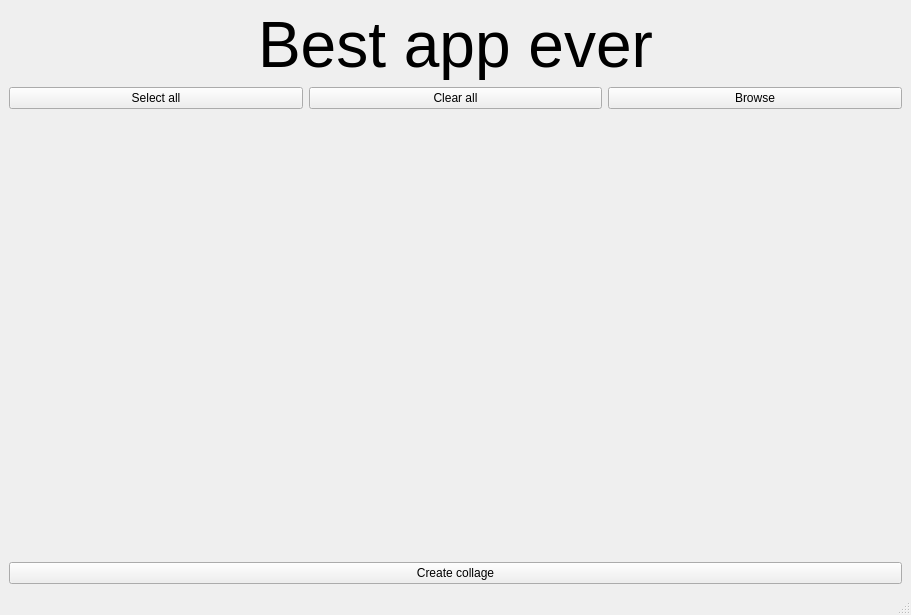
Before: the Qt Designer form src/MainWindow/mainwindow.ui in oleg626/Collage, drawn with Qt 5.
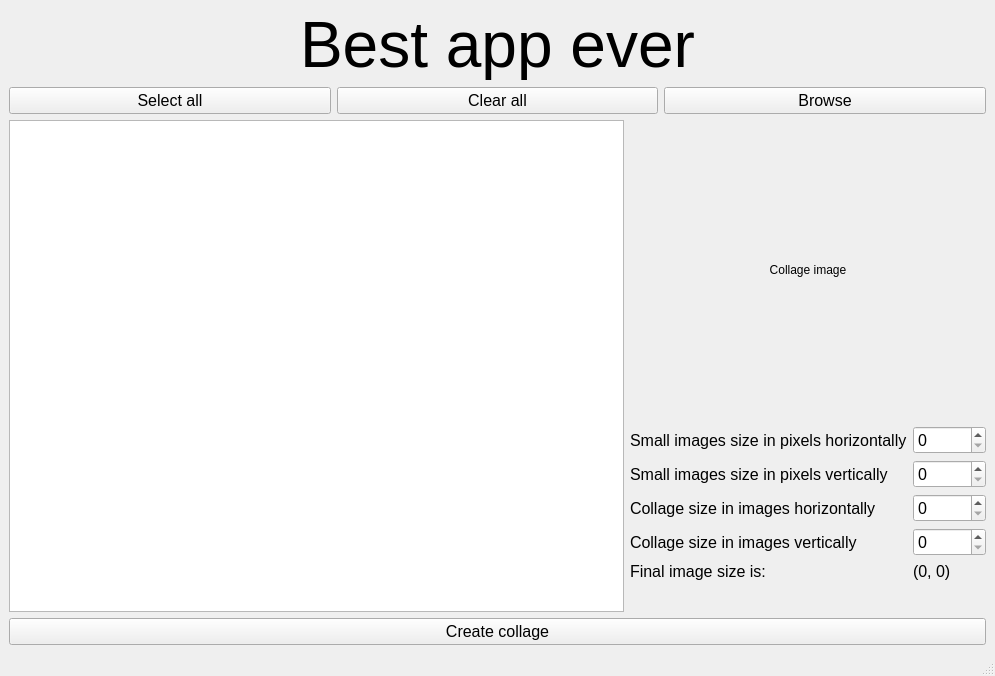
After: the same form once the commit is applied.

```diff
--- a/src/MainWindow/mainwindow.ui
+++ b/src/MainWindow/mainwindow.ui
@@ -6,8 +6,8 @@
    <rect>
     <x>0</x>
     <y>0</y>
-    <width>911</width>
-    <height>615</height>
+    <width>995</width>
+    <height>676</height>
    </rect>
   </property>
   <property name="windowTitle">
@@ -36,6 +36,12 @@
        <layout class="QHBoxLayout" name="horizontalLayout_3">
         <item>
          <widget class="QPushButton" name="pushButton_3">
+          <property name="font">
+           <font>
+            <family>Arial</family>
+            <pointsize>12</pointsize>
+           </font>
+          </property>
           <property name="text">
            <string>Select all</string>
           </property>
@@ -43,6 +49,12 @@
         </item>
         <item>
          <widget class="QPushButton" name="pushButton_4">
+          <property name="font">
+           <font>
+            <family>Arial</family>
+            <pointsize>12</pointsize>
+           </font>
+          </property>
           <property name="text">
            <string>Clear all</string>
           </property>
@@ -50,6 +62,12 @@
         </item>
         <item>
          <widget class="QPushButton" name="pushButton_2">
+          <property name="font">
+           <font>
+            <family>Arial</family>
+            <pointsize>12</pointsize>
+           </font>
+          </property>
           <property name="text">
            <string>Browse</string>
           </property>
@@ -58,20 +76,168 @@
        </layout>
       </item>
       <item>
-       <spacer name="verticalSpacer">
-        <property name="orientation">
-         <enum>Qt::Vertical</enum>
-        </property>
-        <property name="sizeHint" stdset="0">
-         <size>
-          <width>20</width>
-          <height>40</height>
-         </size>
-        </property>
-       </spacer>
+       <layout class="QHBoxLayout" name="horizontalLayout_4">
+        <item>
+         <widget class="QListWidget" name="listWidget"/>
+        </item>
+        <item>
+         <layout class="QVBoxLayout" name="verticalLayout_4">
+          <item>
+           <widget class="QLabel" name="CollageImage_lb">
+            <property name="minimumSize">
+             <size>
+              <width>200</width>
+              <height>300</height>
+             </size>
+            </property>
+            <property name="text">
+             <string>Collage image</string>
+            </property>
+            <property name="alignment">
+             <set>Qt::AlignCenter</set>
+            </property>
+           </widget>
+          </item>
+          <item>
+           <layout class="QFormLayout" name="formLayout_2">
+            <item row="0" column="0">
+             <widget class="QLabel" name="label_2">
+              <property name="font">
+               <font>
+                <family>Arial</family>
+                <pointsize>12</pointsize>
+               </font>
+              </property>
+              <property name="text">
+               <string>Small images size in pixels horizontally</string>
+              </property>
+             </widget>
+            </item>
+            <item row="0" column="1">
+             <widget class="QSpinBox" name="small_x_sb">
+              <property name="font">
+               <font>
+                <family>Arial</family>
+                <pointsize>12</pointsize>
+               </font>
+              </property>
+             </widget>
+            </item>
+            <item row="1" column="0">
+             <widget class="QLabel" name="label_3">
+              <property name="font">
+               <font>
+                <family>Arial</family>
+                <pointsize>12</pointsize>
+               </font>
+              </property>
+              <property name="text">
+               <string>Small images size in pixels vertically</string>
+              </property>
+             </widget>
+            </item>
+            <item row="1" column="1">
+             <widget class="QSpinBox" name="small_y_sb">
+              <property name="font">
+               <font>
+                <family>Arial</family>
+                <pointsize>12</pointsize>
+               </font>
+              </property>
+             </widget>
+            </item>
+            <item row="2" column="0">
+             <widget class="QLabel" name="label_4">
+              <property name="font">
+               <font>
+                <family>Arial</family>
+                <pointsize>12</pointsize>
+               </font>
+              </property>
+              <property name="text">
+               <string>Collage size in images horizontally</string>
+              </property>
+             </widget>
+            </item>
+            <item row="2" column="1">
+             <widget class="QSpinBox" name="big_x_sb">
+              <property name="font">
+               <font>
+                <family>Arial</family>
+                <pointsize>12</pointsize>
+               </font>
+              </property>
+              <property name="maximum">
+               <number>10000</number>
+              </property>
+             </widget>
+            </item>
+            <item row="3" column="0">
+             <widget class="QLabel" name="label_6">
+              <property name="font">
+               <font>
+                <family>Arial</family>
+                <pointsize>12</pointsize>
+               </font>
+              </property>
+              <property name="text">
+               <string>Collage size in images vertically</string>
+              </property>
+             </widget>
+            </item>
+            <item row="3" column="1">
+             <widget class="QSpinBox" name="big_y_sb">
+              <property name="font">
+               <font>
+                <family>Arial</family>
+                <pointsize>12</pointsize>
+               </font>
+              </property>
+              <property name="maximum">
+               <number>10000</number>
+              </property>
+             </widget>
+            </item>
+            <item row="4" column="0">
+             <widget class="QLabel" name="label_5">
+              <property name="font">
+               <font>
+                <family>Arial</family>
+                <pointsize>12</pointsize>
+               </font>
+              </property>
+              <property name="text">
+               <string>Final image size is:</string>
+              </property>
+             </widget>
+            </item>
+            <item row="4" column="1">
+             <widget class="QLabel" name="collage_image_size">
+              <property name="font">
+               <font>
+                <family>Arial</family>
+                <pointsize>12</pointsize>
+               </font>
+              </property>
+              <property name="text">
+               <string>(0, 0)</string>
+              </property>
+             </widget>
+            </item>
+           </layout>
+          </item>
+         </layout>
+        </item>
+       </layout>
       </item>
       <item>
        <widget class="QPushButton" name="pushButton">
+        <property name="font">
+         <font>
+          <family>Arial</family>
+          <pointsize>12</pointsize>
+         </font>
+        </property>
         <property name="text">
          <string>Create collage</string>
         </property>
```
Left out of the diff: 2 changed lines with no effect on the pictures.
